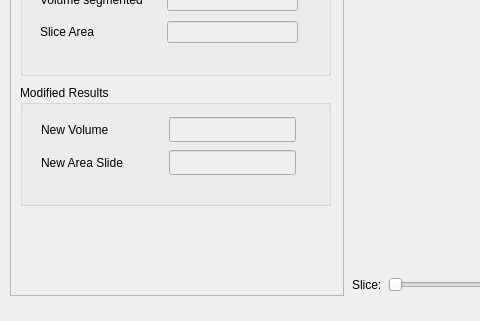
Qt form starviewer/src/extensions/playground/segmentationframework/qsegmentationframeworkextensionbase.ui (starviewer-medical/starviewer) before a commit; both pictures show x 0 to 480 and y 565 to 886 of the 1280 by 886 pixel window.
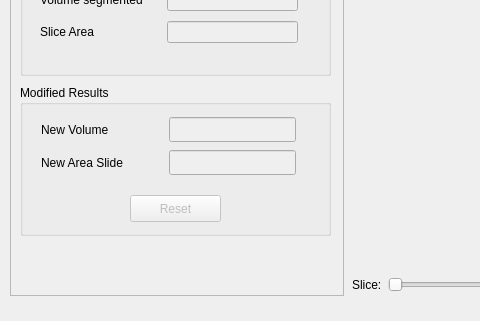
The same form after that commit. Icons and pictures are not drawn. Custom widgets are drawn as their Qt base class.

```diff
--- a/starviewer/src/extensions/playground/segmentationframework/qsegmentationframeworkextensionbase.ui
+++ b/starviewer/src/extensions/playground/segmentationframework/qsegmentationframeworkextensionbase.ui
@@ -1743,7 +1743,7 @@
       <x>10</x>
       <y>640</y>
       <width>311</width>
-      <height>121</height>
+      <height>151</height>
      </rect>
     </property>
     <property name="title" >
@@ -1863,6 +1863,22 @@
       </item>
      </layout>
     </widget>
+    <widget class="QPushButton" name="m_reset" >
+     <property name="enabled" >
+      <bool>false</bool>
+     </property>
+     <property name="geometry" >
+      <rect>
+       <x>110</x>
+       <y>110</y>
+       <width>91</width>
+       <height>27</height>
+      </rect>
+     </property>
+     <property name="text" >
+      <string>Reset</string>
+     </property>
+    </widget>
    </widget>
   </widget>
  </widget>
```
Left out of the diff: 9 changed lines with no effect on the pictures.
